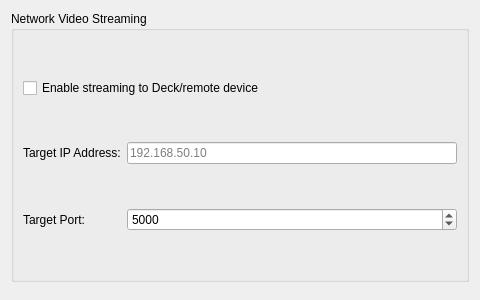
Old version of the form src/citra_qt/configuration/configure_streaming.ui in the repository phly95/azahar-upad.
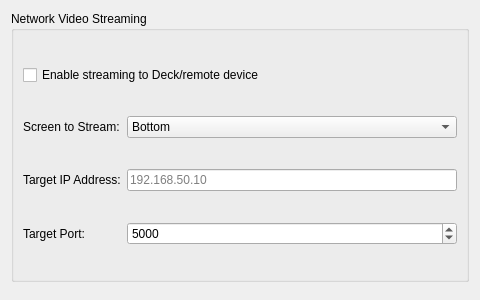
New version of the form.

Commit message: Fix streaming: extension overflow, GStreamer pipeline, screen selection

```diff
--- a/src/citra_qt/configuration/configure_streaming.ui
+++ b/src/citra_qt/configuration/configure_streaming.ui
@@ -20,27 +20,48 @@
        </widget>
       </item>
       <item row="1" column="0">
+        <widget class="QLabel" name="streaming_screen_label">
+         <property name="text">
+          <string>Screen to Stream:</string>
+         </property>
+        </widget>
+       </item>
+       <item row="1" column="1">
+        <widget class="QComboBox" name="streaming_screen_combo">
+         <item>
+          <property name="text">
+           <string>Bottom</string>
+          </property>
+         </item>
+         <item>
+          <property name="text">
+           <string>Top</string>
+          </property>
+         </item>
+        </widget>
+       </item>
+       <item row="2" column="0">
        <widget class="QLabel" name="target_ip_label">
         <property name="text">
          <string>Target IP Address:</string>
         </property>
        </widget>
       </item>
-      <item row="1" column="1">
+       <item row="2" column="1">
        <widget class="QLineEdit" name="target_ip_edit">
         <property name="placeholderText">
          <string>192.168.50.10</string>
         </property>
        </widget>
       </item>
-      <item row="2" column="0">
+       <item row="3" column="0">
        <widget class="QLabel" name="target_port_label">
         <property name="text">
          <string>Target Port:</string>
         </property>
        </widget>
       </item>
-      <item row="2" column="1">
+       <item row="3" column="1">
        <widget class="QSpinBox" name="target_port_spin">
         <property name="minimum"><number>1</number></property>
         <property name="maximum"><number>65535</number></property>
```
Lines whose indentation alone changed are shown as unchanged. The commit also changes 10 other files.
